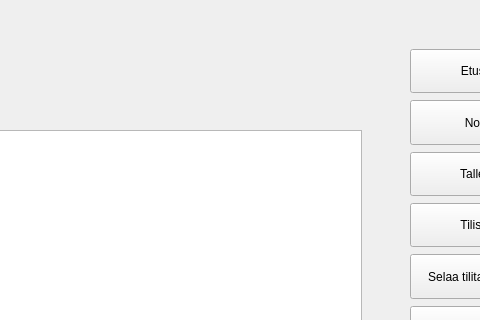
This is bankautomat/mainwindow.ui in bank-2022/group7 as Qt 5 draws it before an edit; both pictures show x 299 to 779 and y 0 to 320 of the 866 by 648 pixel window. The edited form follows.
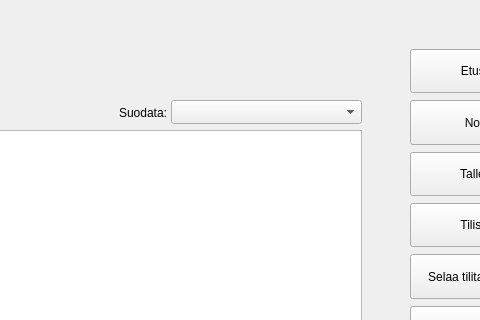
This is the edited form. The open tabs and pages were chosen to show the change.

```diff
--- a/bankautomat/mainwindow.ui
+++ b/bankautomat/mainwindow.ui
@@ -416,6 +416,29 @@
        <bool>true</bool>
       </attribute>
      </widget>
+     <widget class="QComboBox" name="filtteriDropdown">
+      <property name="geometry">
+       <rect>
+        <x>460</x>
+        <y>90</y>
+        <width>191</width>
+        <height>24</height>
+       </rect>
+      </property>
+     </widget>
+     <widget class="QLabel" name="suodatusLbl">
+      <property name="geometry">
+       <rect>
+        <x>408</x>
+        <y>93</y>
+        <width>51</width>
+        <height>20</height>
+       </rect>
+      </property>
+      <property name="text">
+       <string>&lt;html&gt;&lt;head/&gt;&lt;body&gt;&lt;p align=&quot;right&quot;&gt;Suodata:&lt;/p&gt;&lt;/body&gt;&lt;/html&gt;</string>
+      </property>
+     </widget>
     </widget>
     <widget class="QWidget" name="vikatilaPage">
      <widget class="QLabel" name="vikatilaLabel">
```
Left out of the diff: 10 changed lines with no effect on the pictures.
